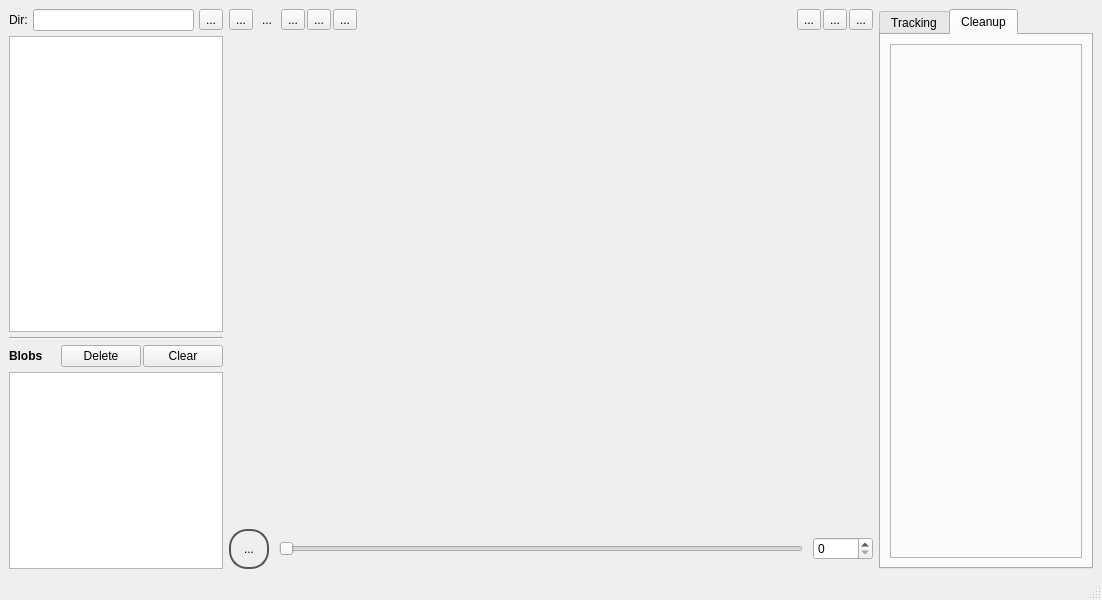
Old version of the form mainwindow.ui in the repository adwolfe/yawt.
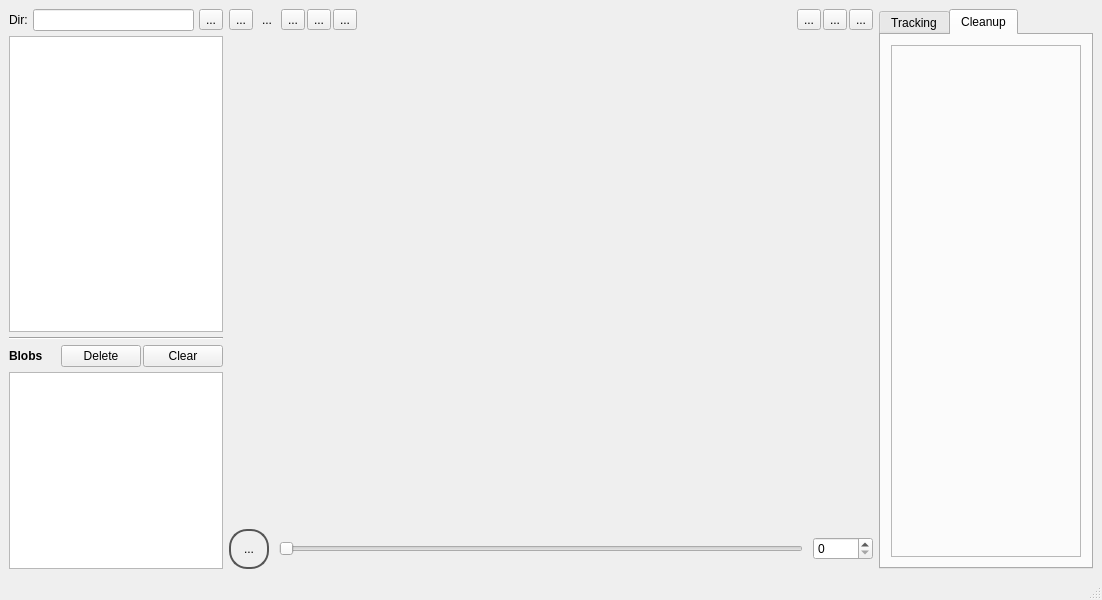
New version of the form. The open tabs and pages were chosen to show the change. Icons and pictures are not drawn. Custom widgets are drawn as their Qt base class.

Commit message: implemented cache

Patch:
```diff
--- a/mainwindow.ui
+++ b/mainwindow.ui
@@ -848,6 +848,18 @@
         <string>Cleanup</string>
        </attribute>
        <layout class="QGridLayout" name="gridLayout_4">
+        <property name="leftMargin">
+         <number>10</number>
+        </property>
+        <property name="topMargin">
+         <number>10</number>
+        </property>
+        <property name="rightMargin">
+         <number>10</number>
+        </property>
+        <property name="bottomMargin">
+         <number>10</number>
+        </property>
         <item row="0" column="0">
          <widget class="QFrame" name="frame_2">
           <property name="frameShape">
```
Left out of the diff: 4 changed lines with no effect on the pictures. The commit also changes 2 other files.
